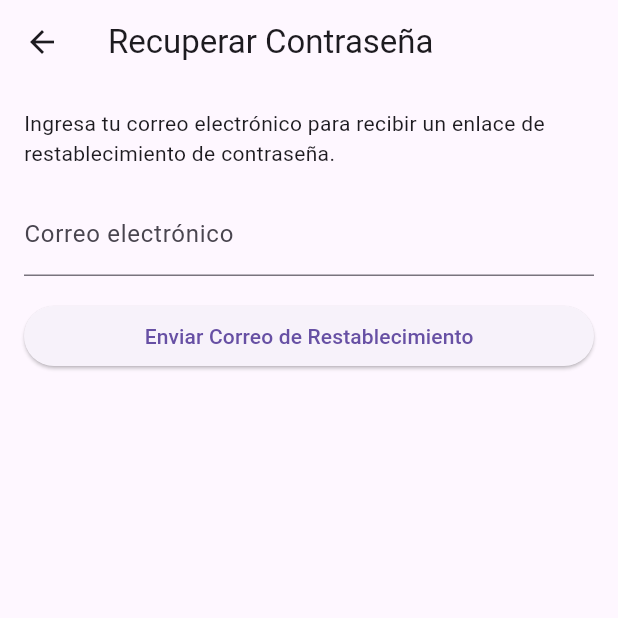
After one commit to EmmanuelSalcido/login_dart, a Flutter app: the screen it shows after launch, after a tap on "¿Olvidaste tu contraseña?", on a phone screen of 412 x 824 dp, the top half of it. The commit adds this screen. Run offline on Flutter 3.47's test engine with Material 3 defaults, Android fonts, the phone set to English and light mode, and no system bars; our stand-ins replace firebase_auth, firebase_core; accounts and stored records are empty; network calls fail.

Commit message:
Recuperacion

```diff
--- a/lib/screens/login.dart
+++ b/lib/screens/login.dart
@@ -1,6 +1,7 @@
 import 'package:flutter/material.dart';
 import 'package:login_dart/providers/auth_provider.dart' as MyAppAuthProvider;
 import 'package:login_dart/screens/home_screen.dart';
+import 'package:login_dart/screens/recuperacion.dart';
 import 'package:login_dart/screens/registrar.dart';
 import 'package:provider/provider.dart';
 import 'package:firebase_auth/firebase_auth.dart';
@@ -33,16 +34,6 @@ class LoginScreen extends StatelessWidget {
             SizedBox(height: 16.0),
             ElevatedButton(
               onPressed: () async {
-
-                if (!_isValidEmail(_emailController.text)) {
-                  ScaffoldMessenger.of(context).showSnackBar(
-                    SnackBar(
-                      content: Text('El formato del correo electrónico es inválido'),
-                    ),
-                  );
-                  return;
-                }
-
                 try {
                   await Provider.of<MyAppAuthProvider.AuthProvider>(context, listen: false)
                       .login(
@@ -50,23 +41,23 @@ class LoginScreen extends StatelessWidget {
                     _passwordController.text,
                   );
 
-
+                  // Verifica si el usuario está autenticado
                   if (Provider.of<MyAppAuthProvider.AuthProvider>(context, listen: false).isAuthenticated) {
-
+                    // Si está autenticado, muestra un SnackBar y redirige a la pantalla de inicio
                     ScaffoldMessenger.of(context).showSnackBar(
                       SnackBar(
                         content: Text('Inicio de sesión exitoso'),
                       ),
                     );
 
-
+                    // Redirige al usuario a la pantalla de inicio (HomeScreen)
                     Navigator.of(context).pushReplacement(
                       MaterialPageRoute(
                         builder: (context) => HomeScreen(),
                       ),
                     );
                   } else {
-
+                    // Si no está autenticado, muestra un SnackBar con un mensaje de advertencia
                     ScaffoldMessenger.of(context).showSnackBar(
                       SnackBar(
                         content: Text('Credenciales inválidas'),
@@ -74,17 +65,21 @@ class LoginScreen extends StatelessWidget {
                     );
                   }
                 } on FirebaseAuthException catch (e) {
+                  // Manejo de excepciones específicas de FirebaseAuth
+                  // Puedes mostrar mensajes de error más específicos según la excepción
 
                   ScaffoldMessenger.of(context).showSnackBar(
                     SnackBar(
-                      content: Text('Error durante el inicio de sesión. Verifica tus credenciales.'),
+                      content: Text('Error durante el inicio de sesión: ${e.message}'),
                     ),
                   );
                 } catch (e) {
+                  // Manejo de errores generales
+                  // Puedes mostrar un mensaje genérico o hacer algo más según el tipo de error
 
                   ScaffoldMessenger.of(context).showSnackBar(
                     SnackBar(
-                      content: Text('Error durante el inicio de sesión. Verifica tus credenciales.'),
+                      content: Text('Error durante el inicio de sesión: $e'),
                     ),
                   );
                 }
@@ -94,7 +89,7 @@ class LoginScreen extends StatelessWidget {
             SizedBox(height: 16.0),
             TextButton(
               onPressed: () {
-
+                // Navegar a la pantalla de registro
                 Navigator.push(
                   context,
                   MaterialPageRoute(builder: (context) => RegisterScreen()),
@@ -102,15 +97,19 @@ class LoginScreen extends StatelessWidget {
               },
               child: Text('¿No tienes cuenta? Regístrate'),
             ),
+            TextButton(
+              onPressed: () {
+                // Navegar a la pantalla de recuperación de contraseña
+                Navigator.push(
+                  context,
+                  MaterialPageRoute(builder: (context) => ForgotPasswordScreen()),
+                );
+              },
+              child: Text('¿Olvidaste tu contraseña?'),
+            ),
           ],
         ),
       ),
     );
   }
-
-
-  bool _isValidEmail(String email) {
-    final emailRegex = RegExp(r'^[a-zA-Z0-9._%+-]+@[a-zA-Z0-9.-]+\.[a-zA-Z]{2,}$');
-    return emailRegex.hasMatch(email);
-  }
 }
--- /dev/null
+++ b/lib/screens/recuperacion.dart
@@ -0,0 +1,57 @@
+import 'package:flutter/material.dart';
+import 'package:login_dart/providers/auth_provider.dart';
+import 'package:provider/provider.dart';
+
+class ForgotPasswordScreen extends StatelessWidget {
+  final TextEditingController _emailController = TextEditingController();
+
+  @override
+  Widget build(BuildContext context) {
+    return Scaffold(
+      appBar: AppBar(
+        title: Text('Recuperar Contraseña'),
+      ),
+      body: Padding(
+        padding: const EdgeInsets.all(16.0),
+        child: Column(
+          crossAxisAlignment: CrossAxisAlignment.stretch,
+          children: [
+            Text('Ingresa tu correo electrónico para recibir un enlace de restablecimiento de contraseña.'),
+            SizedBox(height: 16.0),
+            TextField(
+              controller: _emailController,
+              decoration: InputDecoration(labelText: 'Correo electrónico'),
+            ),
+            SizedBox(height: 16.0),
+            ElevatedButton(
+              onPressed: () async {
+                try {
+                  await Provider.of<AuthProvider>(context, listen: false)
+                      .sendPasswordResetEmail(_emailController.text);
+
+                  // Muestra un SnackBar indicando que el correo se envió correctamente
+                  ScaffoldMessenger.of(context).showSnackBar(
+                    SnackBar(
+                      content: Text('Correo de restablecimiento enviado. Revisa tu bandeja de entrada.'),
+                    ),
+                  );
+
+                  // Regresa a la pantalla de inicio de sesión
+                  Navigator.pop(context);
+                } catch (e) {
+                  // Manejo de errores: Muestra un SnackBar con el mensaje de error
+                  ScaffoldMessenger.of(context).showSnackBar(
+                    SnackBar(
+                      content: Text('Error al enviar el correo de restablecimiento: $e'),
+                    ),
+                  );
+                }
+              },
+              child: Text('Enviar Correo de Restablecimiento'),
+            ),
+          ],
+        ),
+      ),
+    );
+  }
+}
```
Also changed, not shown: lib/providers/auth_provider.dart (+33 -5 lines), lib/screens/registrar.dart (+14 -10 lines).
